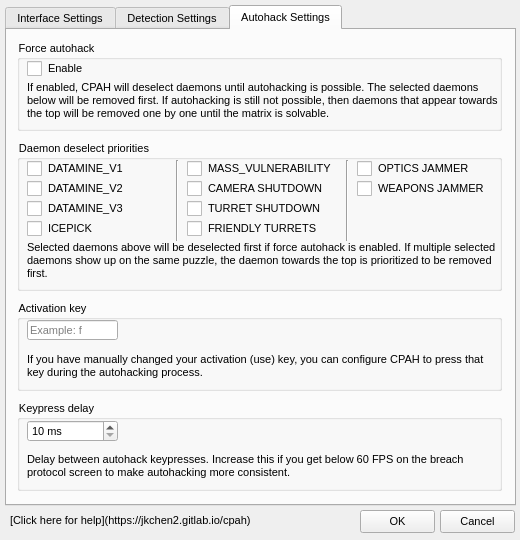
This is cpah/resources/uis/settings.ui in BionicHusky/cyberapp as Qt 5 draws it before an edit. The edited form follows.
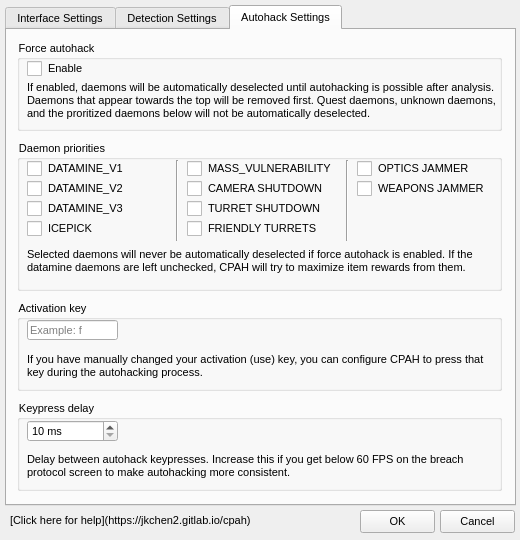
This is the edited form.

Commit message:
Add memoization and the Gain Access daemon
* Solver results are now cached

* Added the Gain Access quest daemon to EN and ZH-CN

```diff
--- a/cpah/resources/uis/settings.ui
+++ b/cpah/resources/uis/settings.ui
@@ -709,7 +709,7 @@
        </rect>
       </property>
       <property name="text">
-       <string>If enabled, CPAH will deselect daemons until autohacking is possible. The selected daemons below will be removed first. If autohacking is still not possible, then daemons that appear towards the top will be removed one by one until the matrix is solvable.</string>
+       <string>If enabled, daemons will be automatically deselected until autohacking is possible after analysis. Daemons that appear towards the top will be removed first. Quest daemons, unknown daemons, and the proritized daemons below will not be automatically deselected.</string>
       </property>
       <property name="wordWrap">
        <bool>true</bool>
@@ -726,7 +726,7 @@
       </rect>
      </property>
      <property name="title">
-      <string>Daemon deselect priorities</string>
+      <string>Daemon priorities</string>
      </property>
      <widget class="QCheckBox" name="skipDatamine1CheckBox">
       <property name="geometry">
@@ -868,7 +868,7 @@
        </rect>
       </property>
       <property name="text">
-       <string>Selected daemons above will be deselected first if force autohack is enabled. If multiple selected daemons show up on the same puzzle, the daemon towards the top is prioritized to be removed first.</string>
+       <string>Selected daemons will never be automatically deselected if force autohack is enabled. If the datamine daemons are left unchecked, CPAH will try to maximize item rewards from them.</string>
       </property>
       <property name="wordWrap">
        <bool>true</bool>
```
Left out of the diff: 20 changed lines with no effect on the pictures. The commit also changes 9 other files.
